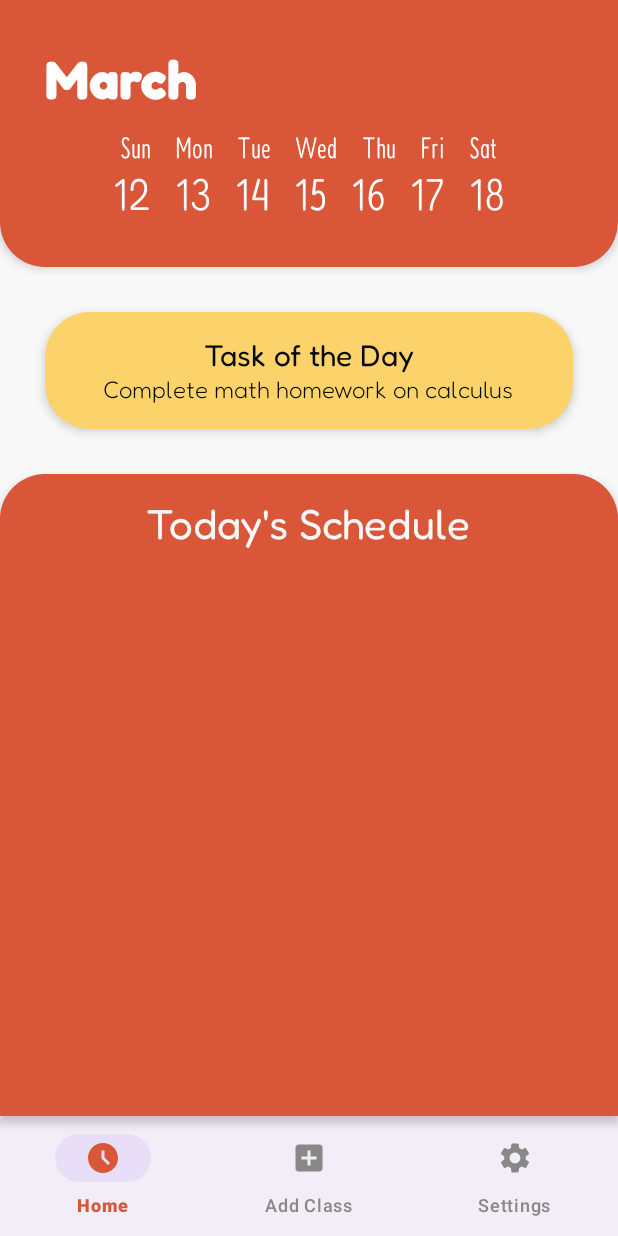
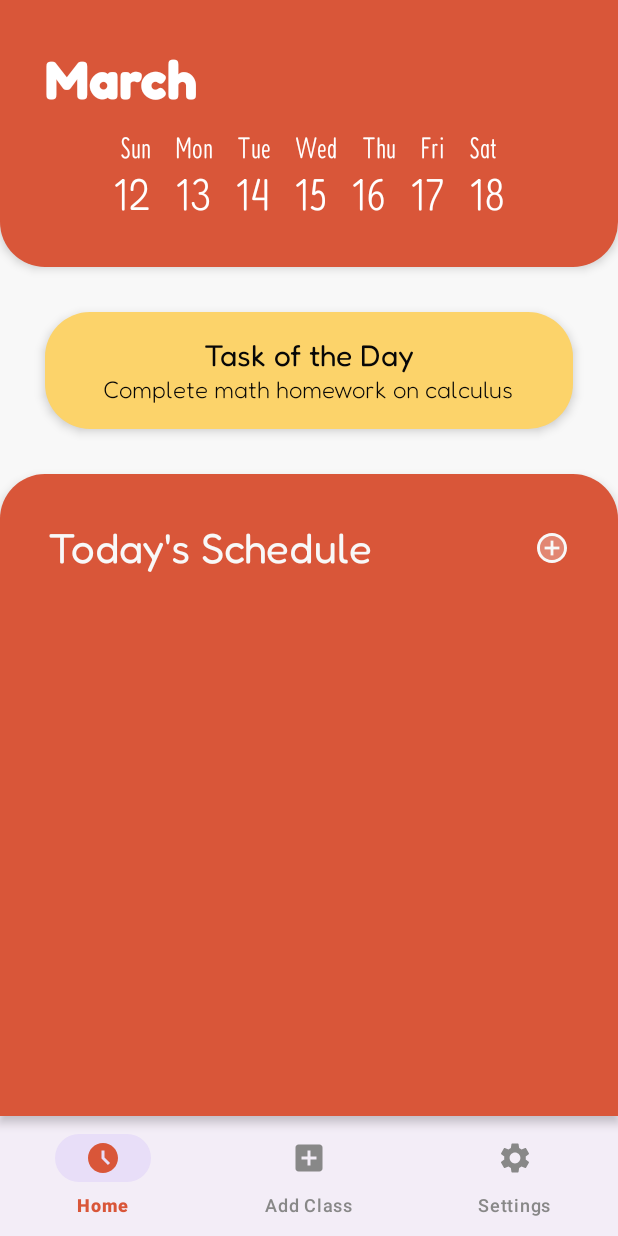
Before and after one commit to year-3-projects-cti/MDAD, an Android app: the layout activity_main.xml on its own in the app's theme, with its tools: preview values and no code run, on a phone screen of 412 x 824 dp. Run offline under Robolectric (Android 15) with nearby library versions, the phone set to English and light mode, and no system bars.

Commit message:
Added add class button in bottom section

```diff
--- a/app/src/main/java/com/example/taskit/MainActivity.kt
+++ b/app/src/main/java/com/example/taskit/MainActivity.kt
@@ -3,6 +3,7 @@ package com.example.taskit
 import android.content.Intent
 import android.os.Bundle
 import android.view.LayoutInflater
+import android.widget.ImageButton
 import android.widget.LinearLayout
 import android.widget.TextView
 import androidx.appcompat.app.AppCompatActivity
@@ -18,13 +19,19 @@ class MainActivity : AppCompatActivity() {
 
         val bottomNavigationView = findViewById<BottomNavigationView>(R.id.bottom_navigation)
 
+        val addClassButton = findViewById<ImageButton>(R.id.add_class_button)
+
+        // Redirect to AddClassActivity on click
+        addClassButton.setOnClickListener {
+            val intent = Intent(this, ScheduleActivity::class.java)
+            startActivity(intent)
+        }
+
         // Set up navigation item selection
         bottomNavigationView.setOnItemSelectedListener { item ->
-        when (item.itemId) {
+            when (item.itemId) {
             R.id.nav_home -> {
-                // Open HomeActivity
-                val intent = Intent(this, HomeActivity::class.java)
-                startActivity(intent)
+                recreate()
             }
 
             R.id.nav_add-> {
--- /dev/null
+++ b/app/src/main/res/drawable/addbutton.xml
@@ -0,0 +1,7 @@
+<vector xmlns:android="http://schemas.android.com/apk/res/android" android:height="24dp" android:tint="#000000" android:viewportHeight="24" android:viewportWidth="24" android:width="24dp">
+
+    <path android:fillAlpha="0.3" android:fillColor="@android:color/white" android:pathData="M12,4c-4.41,0 -8,3.59 -8,8s3.59,8 8,8 8,-3.59 8,-8 -3.59,-8 -8,-8zM17,13h-4v4h-2v-4L7,13v-2h4L11,7h2v4h4v2z" android:strokeAlpha="0.3"/>
+
+    <path android:fillColor="@android:color/white" android:pathData="M13,7h-2v4L7,11v2h4v4h2v-4h4v-2h-4zM12,2C6.48,2 2,6.48 2,12s4.48,10 10,10 10,-4.48 10,-10S17.52,2 12,2zM12,20c-4.41,0 -8,-3.59 -8,-8s3.59,-8 8,-8 8,3.59 8,8 -3.59,8 -8,8z"/>
+
+</vector>
--- a/app/src/main/res/layout/activity_main.xml
+++ b/app/src/main/res/layout/activity_main.xml
@@ -164,17 +164,36 @@
         android:padding="16dp"
         android:shape="rectangle">
 
-        <TextView
-            android:id="@+id/schedule_title"
-            android:layout_width="wrap_content"
+        <RelativeLayout
+            android:id="@+id/schedule_title_container"
+            android:layout_width="match_parent"
             android:layout_height="wrap_content"
-            android:layout_gravity="center"
-            android:fontFamily="@font/fredoka_regular"
-            android:text="Today's Schedule"
-            android:textColor="@color/white"
-            android:textSize="28sp" />
+            android:padding="16dp">
 
-        <!-- Container for Class Cards -->
+            <!-- Title -->
+            <TextView
+                android:id="@+id/schedule_title"
+                android:layout_width="wrap_content"
+                android:layout_height="wrap_content"
+                android:text="Today's Schedule"
+                android:textColor="@color/white"
+                android:textSize="28sp"
+                android:fontFamily="@font/fredoka_regular"
+                android:layout_alignParentStart="true"
+                android:layout_centerVertical="true" />
+
+            <!-- Plus Button -->
+            <ImageButton
+                android:id="@+id/add_class_button"
+                android:layout_width="wrap_content"
+                android:layout_height="wrap_content"
+                android:background="@android:color/transparent"
+                android:src="@drawable/addbutton"
+                android:contentDescription="Add Class"
+                android:layout_alignParentEnd="true"
+                android:layout_centerVertical="true"
+                app:tint="@color/white" />
+        </RelativeLayout>
         <LinearLayout
             android:id="@+id/class_cards_container"
             android:layout_width="match_parent"
```
